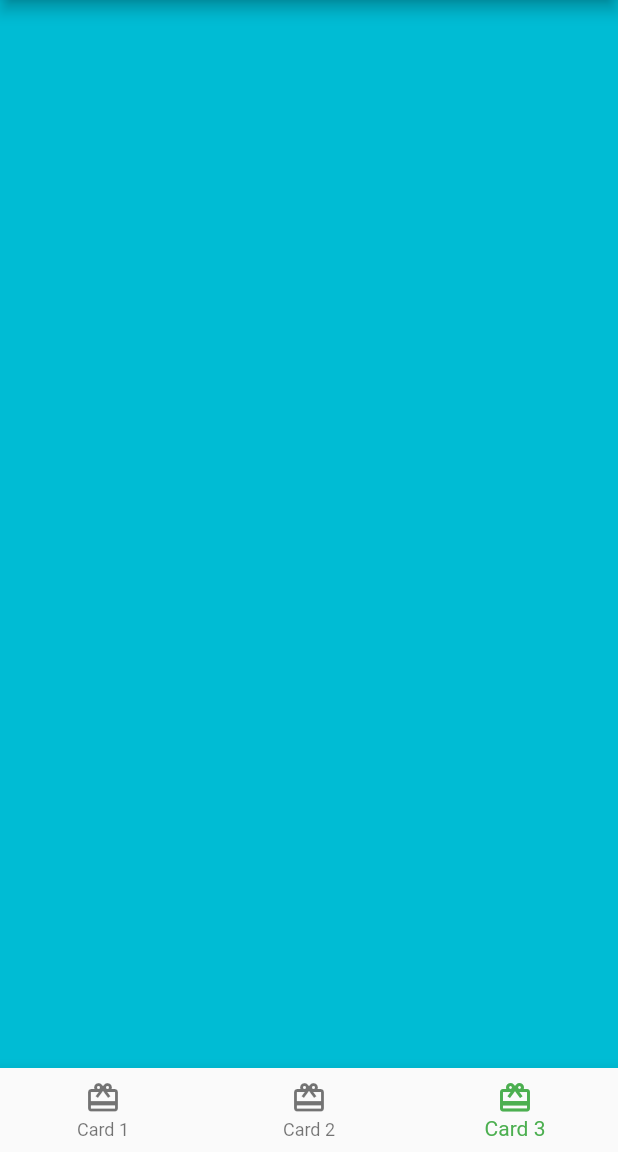
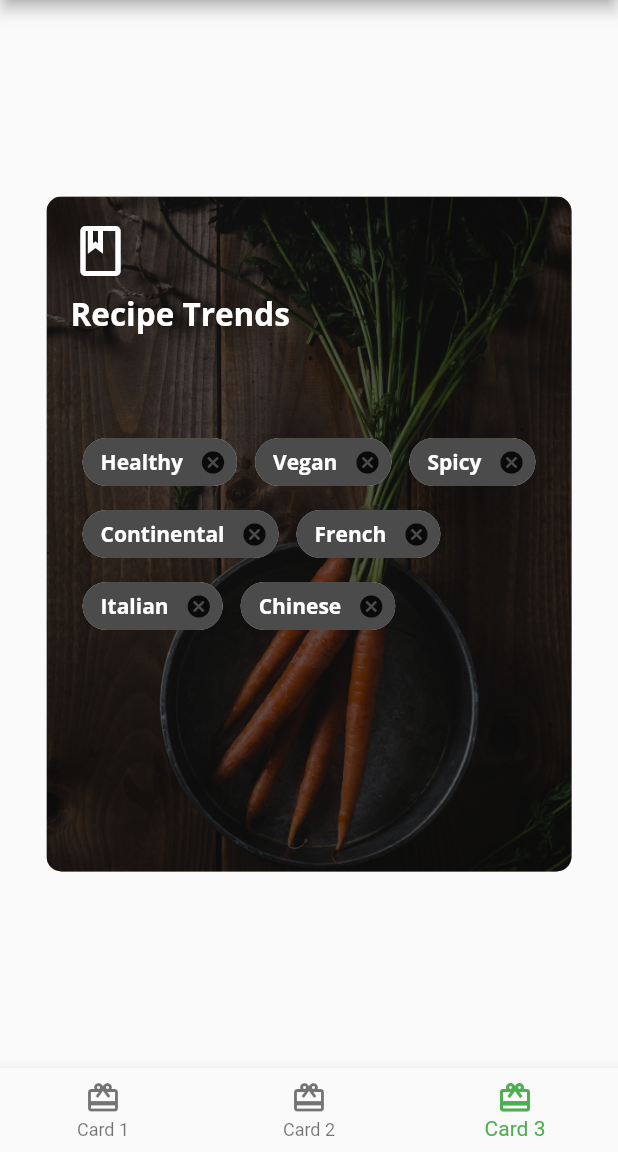
Before and after one commit to alxayeed/fooderlich-2.0, a Flutter app: the screen it shows after launch, item 3 of the bottom bar chosen, on a phone screen of 412 x 824 dp, the part 84-1236 px from its top. Run offline on Flutter 3.47's test engine with Material 2 defaults, Android fonts, the phone set to English and light mode, and no system bars; our stand-ins replace google_fonts.

Commit message:
card3 added

```diff
--- /dev/null
+++ b/lib/card3.dart
@@ -0,0 +1,115 @@
+import 'package:flutter/material.dart';
+import 'package:fooderlich/fooderlich_theme.dart';
+
+class Card3 extends StatelessWidget {
+  const Card3({Key? key}) : super(key: key);
+
+  @override
+  Widget build(BuildContext context) {
+    return Center(
+      child: Container(
+          constraints: BoxConstraints.expand(height: 450, width: 350),
+          decoration: BoxDecoration(
+              image: DecorationImage(
+                  image: AssetImage('assets/mag2.png'), fit: BoxFit.cover),
+              borderRadius: BorderRadius.all(Radius.circular(10.0))),
+          child: Stack(
+            children: [
+              Container(
+                decoration: BoxDecoration(
+                    color: Colors.black.withOpacity(0.6),
+                    borderRadius: BorderRadius.all(Radius.circular(10.0))),
+              ),
+              Container(
+                padding: const EdgeInsets.all(16.0),
+                child: Column(
+                  crossAxisAlignment: CrossAxisAlignment.start,
+                  children: [
+                    const Icon(
+                      Icons.book_outlined,
+                      color: Colors.white,
+                      size: 40,
+                    ),
+                    const SizedBox(height: 8.0),
+                    Text(
+                      "Recipe Trends",
+                      style: FooderlichTheme.darkTextTheme.headline2,
+                    ),
+                    const SizedBox(
+                      height: 30.0,
+                    )
+                  ],
+                ),
+              ),
+              Center(
+                child: Padding(
+                  padding: const EdgeInsets.all(16.0),
+                  child: Wrap(
+                    alignment: WrapAlignment.start,
+                    spacing: 12.0,
+                    children: [
+                      Chip(
+                        label: Text(
+                          "Healthy",
+                          style: FooderlichTheme.darkTextTheme.bodyText1,
+                        ),
+                        backgroundColor: Colors.black.withOpacity(0.7),
+                        onDeleted: () {},
+                      ),
+                      Chip(
+                        label: Text(
+                          "Vegan",
+                          style: FooderlichTheme.darkTextTheme.bodyText1,
+                        ),
+                        backgroundColor: Colors.black.withOpacity(0.7),
+                        onDeleted: () {},
+                      ),
+                      Chip(
+                        label: Text(
+                          "Spicy",
+                          style: FooderlichTheme.darkTextTheme.bodyText1,
+                        ),
+                        backgroundColor: Colors.black.withOpacity(0.7),
+                        onDeleted: () {},
+                      ),
+                      Chip(
+                        label: Text(
+                          "Continental",
+                          style: FooderlichTheme.darkTextTheme.bodyText1,
+                        ),
+                        backgroundColor: Colors.black.withOpacity(0.7),
+                        onDeleted: () {},
+                      ),
+                      Chip(
+                        label: Text(
+                          "French",
+                          style: FooderlichTheme.darkTextTheme.bodyText1,
+                        ),
+                        backgroundColor: Colors.black.withOpacity(0.7),
+                        onDeleted: () {},
+                      ),
+                      Chip(
+                        label: Text(
+                          "Italian",
+                          style: FooderlichTheme.darkTextTheme.bodyText1,
+                        ),
+                        backgroundColor: Colors.black.withOpacity(0.7),
+                        onDeleted: () {},
+                      ),
+                      Chip(
+                        label: Text(
+                          "Chinese",
+                          style: FooderlichTheme.darkTextTheme.bodyText1,
+                        ),
+                        backgroundColor: Colors.black.withOpacity(0.7),
+                        onDeleted: () {},
+                      )
+                    ],
+                  ),
+                ),
+              )
+            ],
+          )),
+    );
+  }
+}
--- a/lib/home.dart
+++ b/lib/home.dart
@@ -1,6 +1,7 @@
 import 'package:flutter/material.dart';
 import 'package:fooderlich/card1.dart';
 import 'package:fooderlich/card2.dart';
+import 'package:fooderlich/card3.dart';
 
 class Home extends StatefulWidget {
   const Home({Key? key}) : super(key: key);
@@ -12,12 +13,7 @@ class Home extends StatefulWidget {
 class _HomeState extends State<Home> {
   int _selectedIndex = 0;
 
-  static List<Widget> pages = [
-    Card1(),
-    Card2(),
-    //TODO: Replace with Card3
-    Container(color: Colors.cyan),
-  ];
+  static List<Widget> pages = [Card1(), Card2(), Card3()];
 
   void _onTappedItem(int index) {
     setState(() {
```
